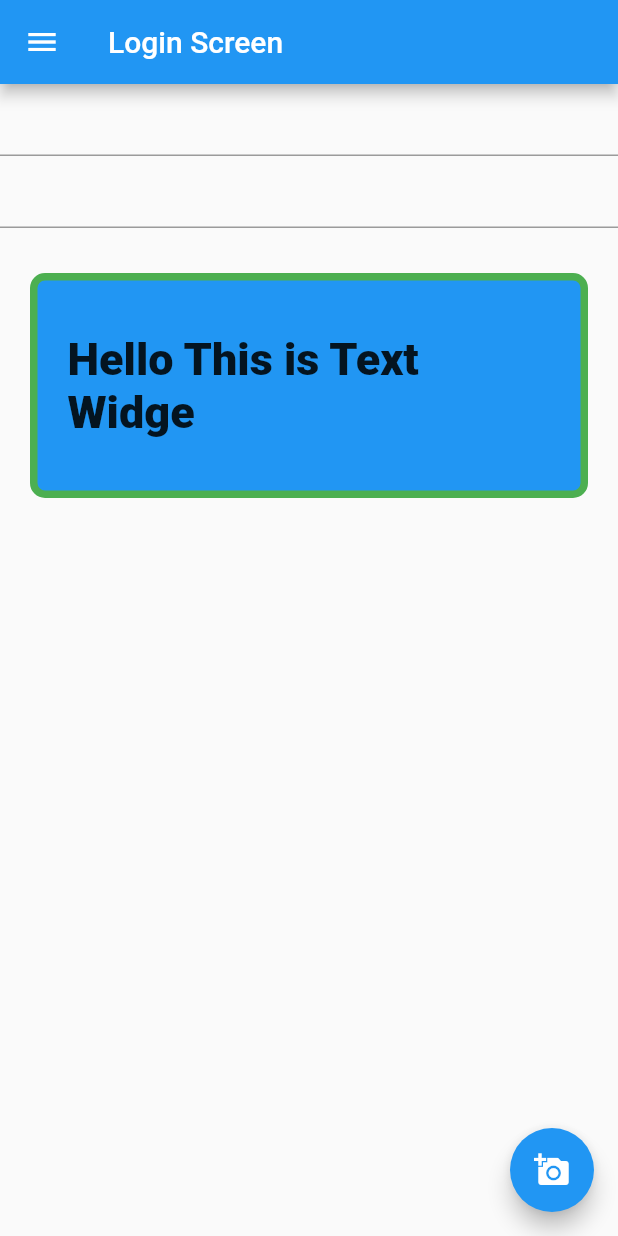
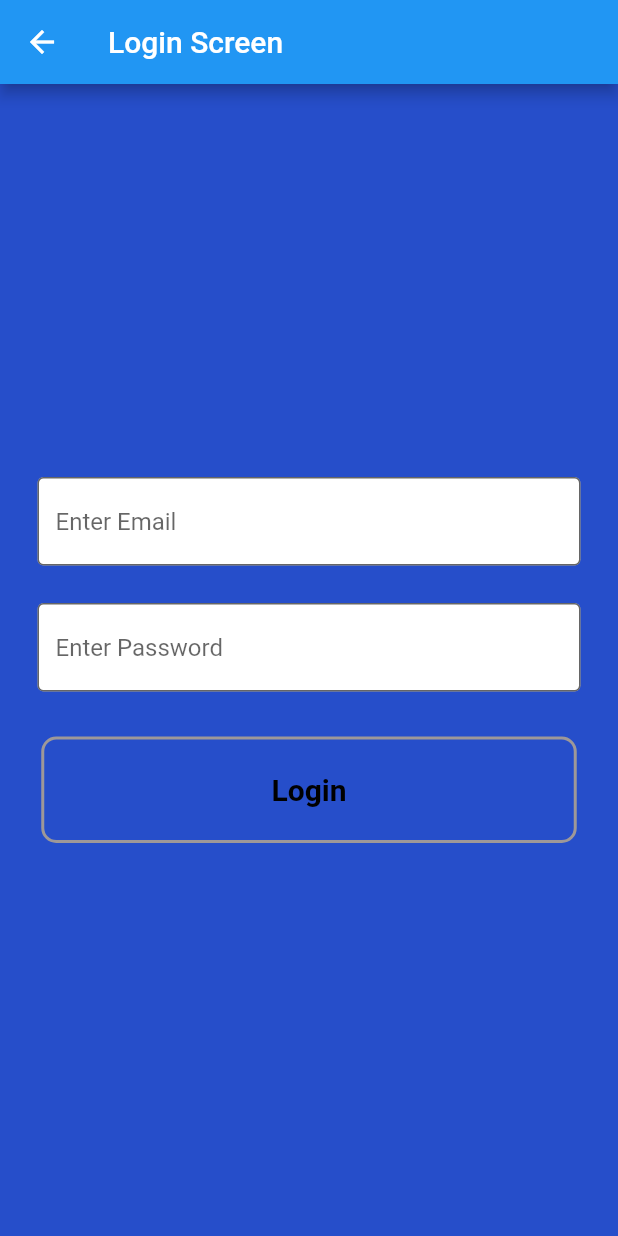
Before and after one commit to maheshmobileApp/flutter_class_content, a Flutter app: the LoginScreen screen opened by its route, on a phone screen of 412 x 824 dp. Run offline on Flutter 3.47's test engine with Material 2 defaults, Android fonts, the phone set to English and light mode, and no system bars; missing offline and left inert: dart:ffi.

Commit message:
login form validation

```diff
--- a/lib/GetStart/getStartScren.dart
+++ b/lib/GetStart/getStartScren.dart
@@ -22,10 +22,13 @@ class _GetStartScrenState extends State<GetStartScren> {
               "Let’s Connect  Together",
               style: TextStyle(fontSize: 30, fontWeight: FontWeight.w600),
             ),
-            SizedBox(height: 56,),
+            SizedBox(
+              height: 56,
+            ),
             InkWell(
               onTap: () {
                 print("pressed login screen");
+                Navigator.pushNamed(context, "/login");
               },
               child: Container(
                 alignment: Alignment.center,
@@ -43,7 +46,9 @@ class _GetStartScrenState extends State<GetStartScren> {
                 ),
               ),
             ),
-             SizedBox(height: 22,),
+            SizedBox(
+              height: 22,
+            ),
             InkWell(
               onTap: () {
                 print("pressed login screen");
@@ -58,15 +63,16 @@ class _GetStartScrenState extends State<GetStartScren> {
                 width: 357,
                 height: 71,
                 decoration: BoxDecoration(
-                  color:Color.fromRGBO(250, 152, 132, 1) ,
+                  color: Color.fromRGBO(250, 152, 132, 1),
                   border: Border.all(
                       color: Color.fromRGBO(158, 152, 152, 1), width: 2),
                   borderRadius: BorderRadius.circular(50),
                 ),
               ),
             ),
-
-             SizedBox(height: 56,),
+            SizedBox(
+              height: 56,
+            ),
           ],
         ),
       ),
--- a/lib/Login/loginScreen.dart
+++ b/lib/Login/loginScreen.dart
@@ -10,13 +10,119 @@ class LoginScreen extends StatefulWidget {
 }
 
 class _LoginScreenState extends State<LoginScreen> {
+  GlobalKey<FormState> formKey = GlobalKey<FormState>();
+  TextEditingController _emailController = TextEditingController();
+  TextEditingController _passwordController = TextEditingController();
+
   @override
   Widget build(BuildContext context) {
     return Scaffold(
       appBar: AppBar(title: Text("Login Screen")),
-      body: Column(
-        children: [
-          TextField(),
+      backgroundColor: Color.fromRGBO(38, 78, 202, 1),
+      body: Form(
+        key: formKey,
+        child: Padding(
+          padding: const EdgeInsets.symmetric(horizontal: 25),
+          child: Column(
+            mainAxisAlignment: MainAxisAlignment.center,
+            crossAxisAlignment: CrossAxisAlignment.center,
+            children: [
+              TextFormField(
+                controller: _emailController,
+                validator: (value) {
+                  if (value!.isEmpty) {
+                    return "Please Enter Email";
+                  } else {
+                    return null;
+                  }
+                },
+                decoration: InputDecoration(
+                    fillColor: Colors.white,
+                    filled: true,
+                    border: OutlineInputBorder(),
+                    hintText: "Enter Email"),
+              ),
+              SizedBox(
+                height: 25,
+              ),
+              TextFormField(
+                controller: _passwordController,
+                validator: (value) {
+                  if (value!.isEmpty) {
+                    return "Please Enter password";
+                  } else {
+                    return null;
+                  }
+                },
+                decoration: InputDecoration(
+                    fillColor: Colors.white,
+                    filled: true,
+                    border: OutlineInputBorder(),
+                    hintText: "Enter Password"),
+              ),
+              SizedBox(
+                height: 30,
+              ),
+              InkWell(
+                onTap: () {
+                  //validate the form
+                  if (formKey.currentState!.validate()) {
+                    print("validation done");
+                      Navigator.pushNamed(context, "/home");
+                  } else {
+                    print("not validate");
+                  }
+                },
+                child: Container(
+                  alignment: Alignment.center,
+                  child: Text("Login",
+                      style: TextStyle(
+                          fontSize: 20,
+                          fontWeight: FontWeight.w600,
+                          color: Colors.black)),
+                  width: 357,
+                  height: 71,
+                  decoration: BoxDecoration(
+                    border: Border.all(
+                        color: Color.fromRGBO(158, 152, 152, 1), width: 2),
+                    borderRadius: BorderRadius.circular(10),
+                  ),
+                ),
+              ),
+            ],
+          ),
+        ),
+      ),
+      // drawer: Container(
+      //   color: Colors.green,
+      //   width: 200,
+      // ),
+      // floatingActionButton: FloatingActionButton(
+      //   onPressed: () {
+      //     print("pressed the floating button");
+      //     Navigator.pushNamed(context, "/home");
+      //   },
+      //   child: Icon(Icons.add_a_photo),
+      // ),
+    );
+  }
+}
+
+//EdgeInsets.all()
+//        margin: EdgeInsets.only(top: 20,left: 10,right:10,bottom:20),
+// EdgeInsets.symmetric(horizontal: 10,vertical: 20),
+
+// Login form validation
+// take two textfields and one button
+
+// on click on button validate the input textfield in valid or not
+//if not valid show the error message
+// textfiled
+//button
+// validation email and password
+// form key
+/*
+TextField(),
           TextField(),
           Container(
             // color: Colors.red,
@@ -36,33 +142,4 @@ class _LoginScreenState extends State<LoginScreen> {
                 borderRadius: BorderRadius.circular(10),
                 color: Colors.blue),
           ),
-        ],
-      ),
-      drawer: Container(
-        color: Colors.green,
-        width: 200,
-      ),
-      floatingActionButton: FloatingActionButton(
-        onPressed: () {
-          print("pressed the floating button");
-          Navigator.pushNamed(context, "/home");
-        },
-        child: Icon(Icons.add_a_photo),
-      ),
-    );
-  }
-}
-
-//EdgeInsets.all()
-//        margin: EdgeInsets.only(top: 20,left: 10,right:10,bottom:20),
-// EdgeInsets.symmetric(horizontal: 10,vertical: 20),
-
-// Login form validation
-// take two textfields and one button
-
-// on click on button validate the input textfield in valid or not
-//if not valid show the error message
-// textfiled
-//button
-// validation email and password
-// form key
+ */
--- a/pubspec.yaml
+++ b/pubspec.yaml
@@ -45,7 +45,7 @@ dev_dependencies:
   # activated in the `analysis_options.yaml` file located at the root of your
   # package. See that file for information about deactivating specific lint
   # rules and activating additional ones.
-  flutter_lints: ^2.0.0
+  #flutter_lints: ^2.0.0
 
 # For information on the generic Dart part of this file, see the
 # following page: https://dart.dev/tools/pub/pubspec
```
Also changed, not shown: pubspec.lock, 2 other files.
